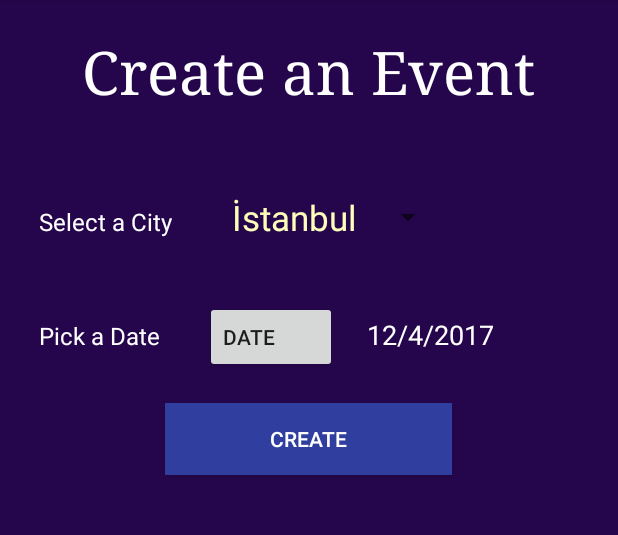
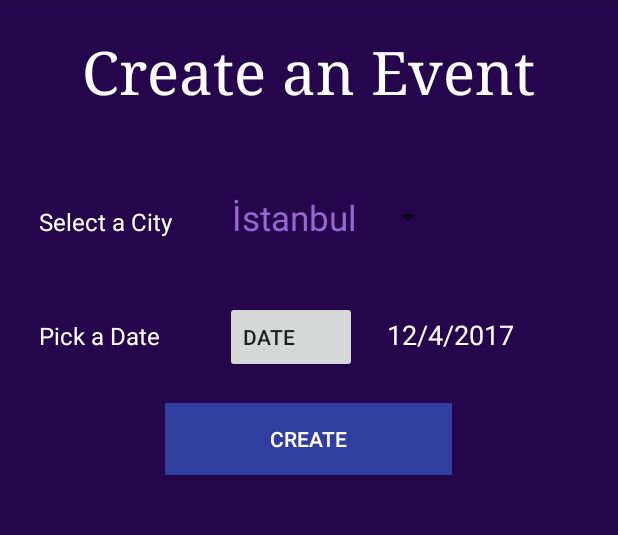
Before and after one commit to mcbarin/MovieNight, an Android app: the EventCreate screen opened directly, with no data from a screen before it, on a phone screen of 412 x 824 dp, the part 84-619 px from its top. Run offline under Robolectric (Android 15) with nearby library versions, the phone set to English and light mode, and no system bars; our stand-ins replace Picasso; pictures from the network do not load.

Commit message:
using colors.xml

```diff
--- a/app/src/main/res/layout/activity_event_create.xml
+++ b/app/src/main/res/layout/activity_event_create.xml
@@ -69,7 +69,7 @@
         android:layout_marginBottom="10dp"
         android:onClick="setDate"
         android:text="Date"
-        android:layout_marginLeft="30dp"
+        android:layout_marginLeft="43.5dp"
         android:gravity="center_vertical"/>
 
     <TextView
--- a/app/src/main/res/values/styles.xml
+++ b/app/src/main/res/values/styles.xml
@@ -23,12 +23,12 @@
     <style name="spinnerItemStyle">
         <item name="android:padding">10dp</item>
         <item name="android:textSize">23sp</item>
-        <item name="android:textColor">#FFFFBA</item>
+        <item name="android:textColor">@color/lightPurple</item>
     </style>
 
     <style name="spinnerDropDownItemStyle">
         <item name="android:padding">20dp</item>
         <item name="android:textSize">30sp</item>
-        <item name="android:textColor">#FFFFBA</item>
+        <item name="android:textColor">@color/lightPurple</item>
     </style>
 </resources>
```
